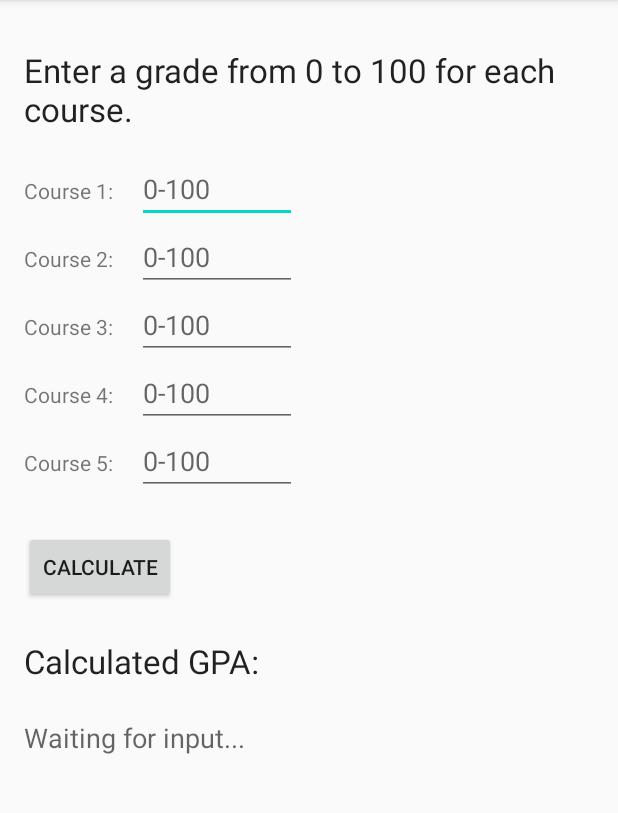
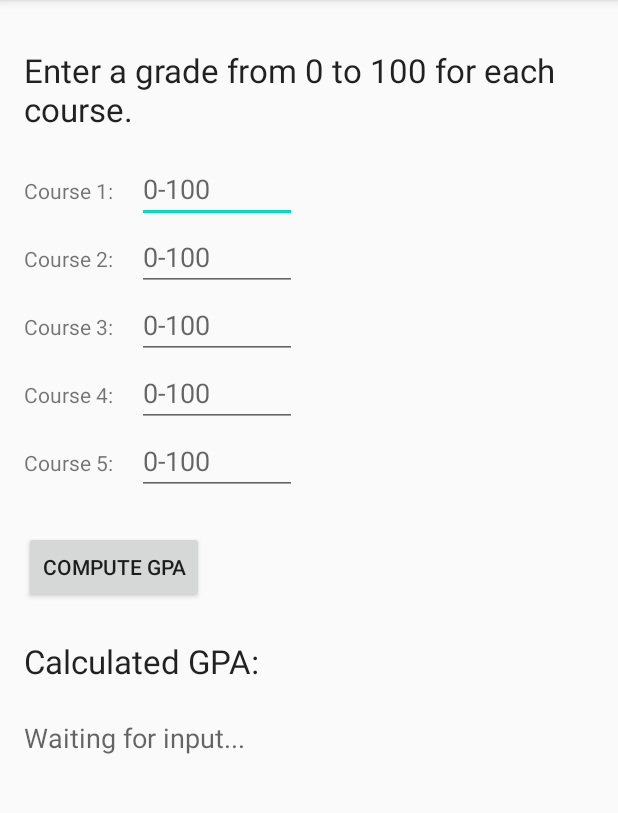
Before and after one commit to stuhlmillerm/GPA_stuhlmillerm_Calculator, an Android app: the screen it shows after launch (MainActivity), on a phone screen of 412 x 824 dp, the part 84-897 px from its top. Run offline under Robolectric (Android 15) with nearby library versions, the phone set to English and light mode, and no system bars.

Commit message:
Fix text on button to match specifics of assignment.

```diff
--- a/app/src/main/res/values/strings.xml
+++ b/app/src/main/res/values/strings.xml
@@ -4,7 +4,7 @@
     <string name="text_instructions">Enter a grade from 0 to 100 for each course.</string>
     <string name="grade_hint">0-100</string>
     <string name="grade_size">5</string>
-    <string name="button_default">Calculate</string>
+    <string name="button_default">Compute GPA</string>
     <string name="button_reset">Clear Form</string>
     <string name="text_output">Calculated GPA:</string>
     <string name="result_start">Waiting for input...</string>
```
